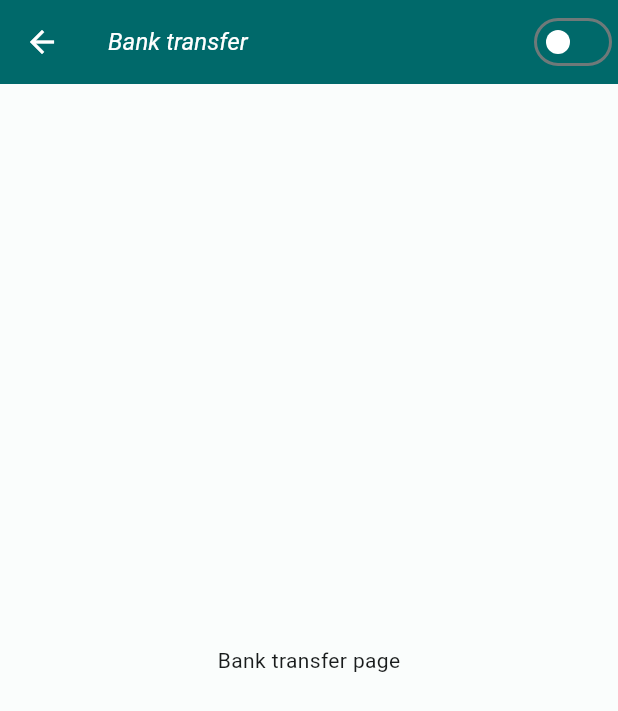
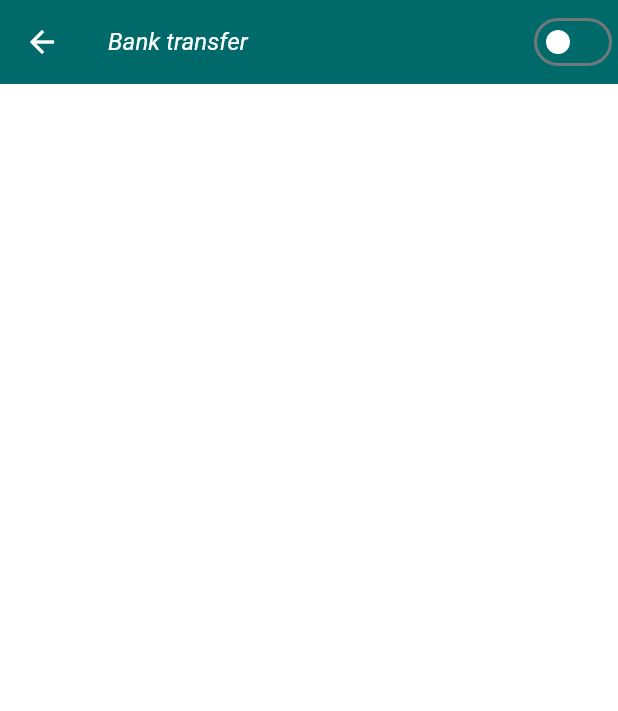
Before and after one commit to pawelwlazlo/flutter_playground, a Flutter app: the BankTrasferPage screen opened directly, on a phone screen of 412 x 824 dp. Shown: the top 711 px of the screen. Run offline on Flutter 3.47's test engine with Material 2 defaults, Android fonts, the phone set to English and light mode, and no system bars; our stand-ins replace dartz, decimal, dynamic_color, equatable, flutter_bloc, font_awesome_flutter and 2 more; missing offline and left inert: faker_dart.

Commit message:
rozpoczęcie pracy nad widokiem przelewu

```diff
--- a/lib/application/pages/bank_transfer/bank_transfer_page.dart
+++ b/lib/application/pages/bank_transfer/bank_transfer_page.dart
@@ -1,6 +1,9 @@
 import 'package:flutter/material.dart';
 import 'package:flutter_bloc/flutter_bloc.dart';
+import 'package:flutter_playground/application/pages/bank/cubit/bank_cubit.dart';
+import 'package:flutter_playground/application/pages/bank/cubit/bank_state_model.dart';
 import 'package:flutter_playground/application/pages/bank_transfer/cubit/bank_transfer_cubit.dart';
+import 'package:provider/provider.dart';
 
 import '../../../injection.dart';
 import '../../core/widgets/custom_app_bar.dart';
@@ -11,7 +14,8 @@ class BankTrasferPageWrapperProvider extends StatelessWidget {
   @override
   Widget build(BuildContext context) {
     return BlocProvider(
-        create: (context) => sl<BankTransferCubit>(), child: const BankTrasferPage());
+        create: (context) => sl<BankTransferCubit>(),
+        child: const BankTrasferPage());
   }
 }
 
@@ -20,13 +24,26 @@ class BankTrasferPage extends StatelessWidget {
 
   @override
   Widget build(BuildContext context) {
-    return const Scaffold(
-      appBar: CustomAppBar(
-        title: 'Bank transfer',
+    final themeData = Theme.of(context);
+    final bankState = context.watch<BankCubit>().state.bankStateModel;
+    return SafeArea(
+      child: Scaffold(
+        appBar: const CustomAppBar(
+          title: 'Bank transfer',
+        ),
+        body: Column(
+          children: [
+            Expanded(
+                child: Container(
+              color: themeData.colorScheme.onPrimary,
+            )),
+            Expanded(
+                child: Container(
+              color: themeData.colorScheme.onSecondary,
+            )),
+          ],
+        ),
       ),
-      body: Center(
-        child: Text('Bank transfer page'),
-      )
     );
   }
 }
```
Also changed, not shown: lib/application/pages/bank/bank_page.dart (+6 -6 lines), lib/application/pages/login/login_page.dart (+44 -21 lines).
